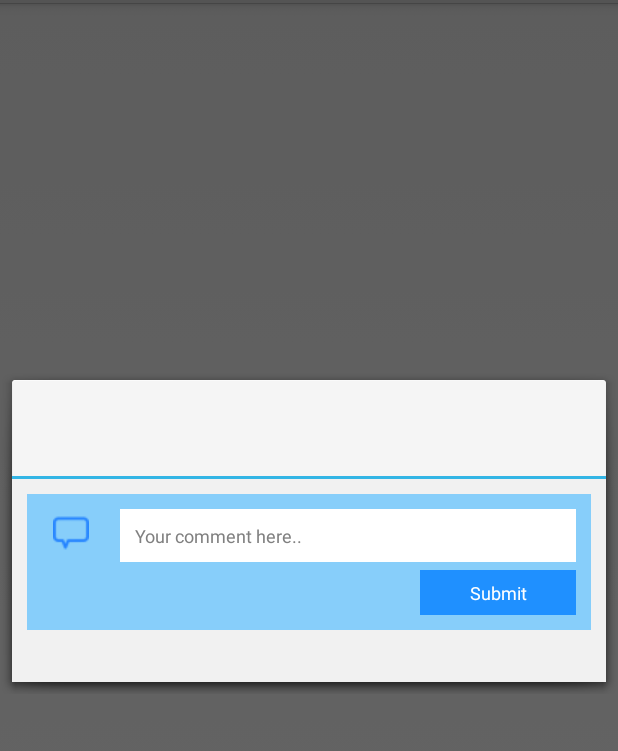
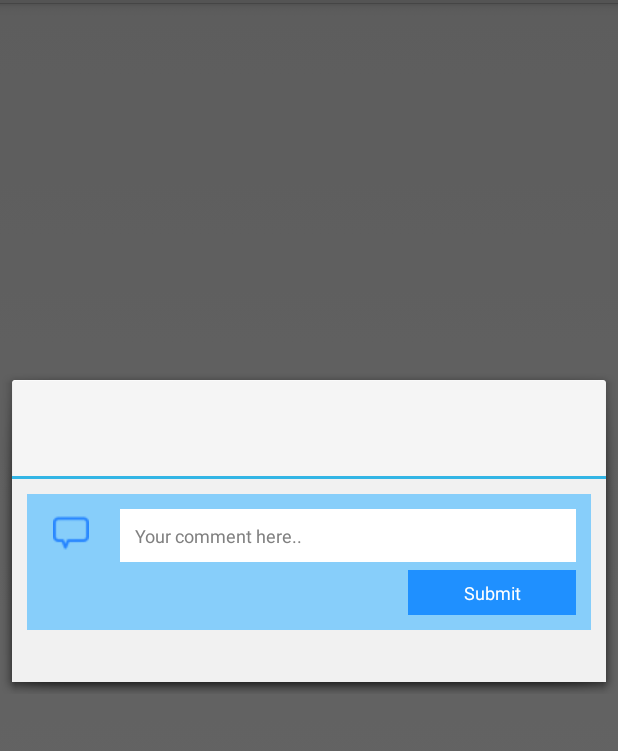
Before and after one commit to adennirmal/KnowYourDoctor, an Android app: the fragment View_Ratings shown on its own in the app's theme, on a phone screen of 412 x 824 dp, the part 87-838 px from its top. Run offline under Robolectric (Android 15) with nearby library versions, the phone set to English and light mode, and no system bars.

Commit message:
UI changes

```diff
--- a/app/src/main/res/layout/view_ratings.xml
+++ b/app/src/main/res/layout/view_ratings.xml
@@ -47,7 +47,6 @@
                 android:layout_marginLeft="15dp"
                 android:layout_marginTop="10dp"
                 android:layout_marginRight="10dp"
-                android:layout_marginBottom="5dp"
                 android:paddingLeft="10dp"
                 android:paddingRight="10dp"
                 android:paddingTop="5dp"
@@ -63,25 +62,27 @@
                 android:weightSum="100">
 
                 <TextView
-                    android:layout_width="wrap_content"
+                    android:layout_width="0dp"
                     android:layout_height="wrap_content"
                     android:text=""
                     android:id="@+id/comment_doctor_textView"
                     android:textColor="#2483FF"
-                    android:paddingLeft="25dp"
-                    android:layout_weight="75"/>
+                    android:textSize="11sp"
+                    android:paddingLeft="15dp"
+                    android:layout_weight="65"/>
 
                 <Button
-                    android:layout_width="40dp"
+                    android:layout_width="0dp"
                     android:layout_height="30dp"
                     android:background="@drawable/search_button_selector"
                     android:padding="5dp"
                     android:layout_marginBottom="10dp"
                     android:layout_marginRight="10dp"
+                    android:layout_marginTop="5dp"
                     android:textSize="12sp"
                     android:id="@+id/comment_submit_btn"
                     android:textColor="#ffffff"
-                    android:layout_weight="25"
+                    android:layout_weight="35"
                     android:text="Submit"/>
 
             </LinearLayout>
```
